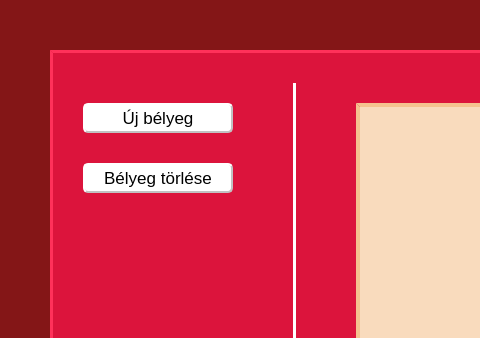
Qt form mainwindow.ui (kosztak/fotokonyv_szerkeszto) before a commit; both pictures show x 0 to 480 and y 0 to 338 of the 1057 by 909 pixel window.
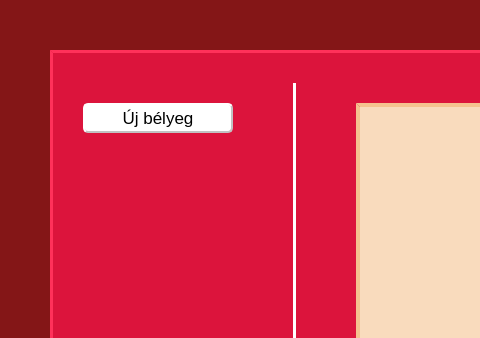
The same form after that commit. The open tabs and pages were chosen to show the change. Icons and pictures are not drawn.

Commit message: Új bélyegek és minták felvitele a rendszerbe funkciók elkészültek

```diff
--- a/mainwindow.ui
+++ b/mainwindow.ui
@@ -4218,36 +4218,6 @@
                </property>
               </widget>
              </item>
-             <item>
-              <widget class="QPushButton" name="belyegTorlesePushButtonBelyeg">
-               <property name="sizePolicy">
-                <sizepolicy hsizetype="Fixed" vsizetype="Fixed">
-                 <horstretch>0</horstretch>
-                 <verstretch>0</verstretch>
-                </sizepolicy>
-               </property>
-               <property name="minimumSize">
-                <size>
-                 <width>150</width>
-                 <height>30</height>
-                </size>
-               </property>
-               <property name="font">
-                <font>
-                 <pointsize>13</pointsize>
-                </font>
-               </property>
-               <property name="styleSheet">
-                <string notr="true">color: rgb(0, 0, 0);
-background-color: rgb(255, 255, 255);
-border: 2px outset #c2c2c2;
-border-radius: 5px;</string>
-               </property>
-               <property name="text">
-                <string>Bélyeg törlése</string>
-               </property>
-              </widget>
-             </item>
              <item>
               <spacer name="verticalSpacer_5">
                <property name="orientation">
```
Left out of the diff: 77 changed lines with no effect on the pictures. The commit also changes 2 other files.
